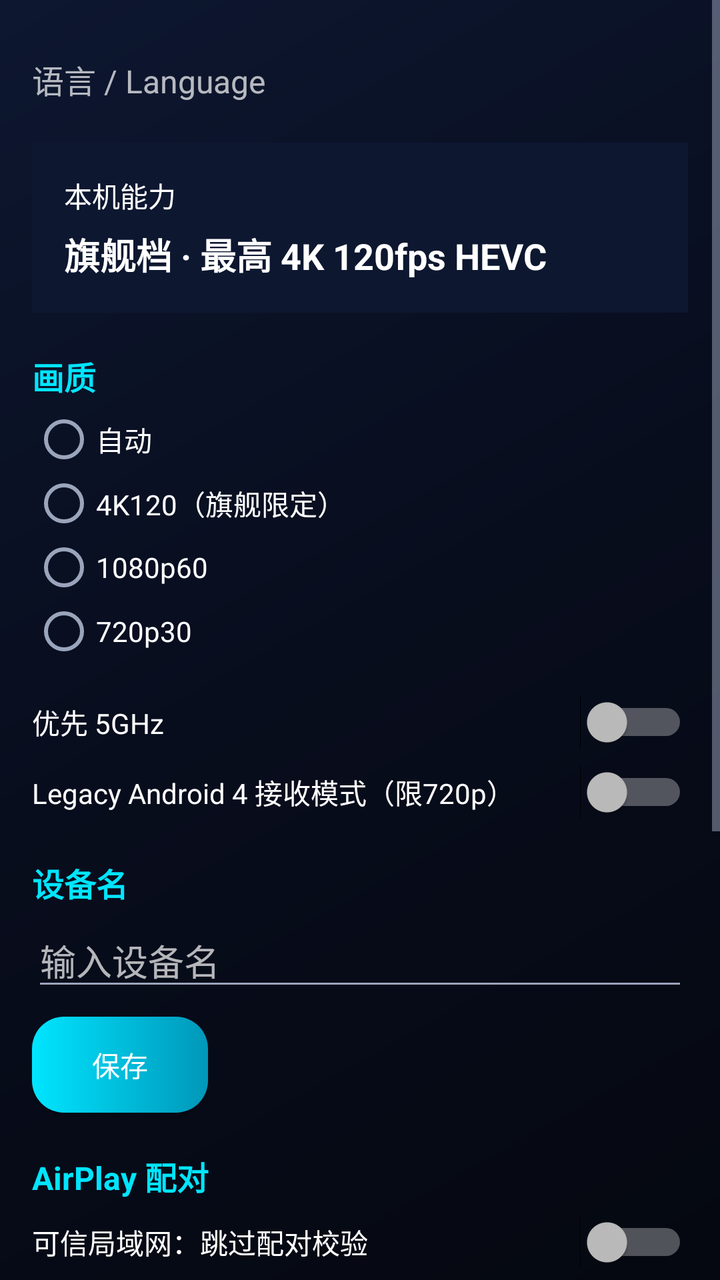
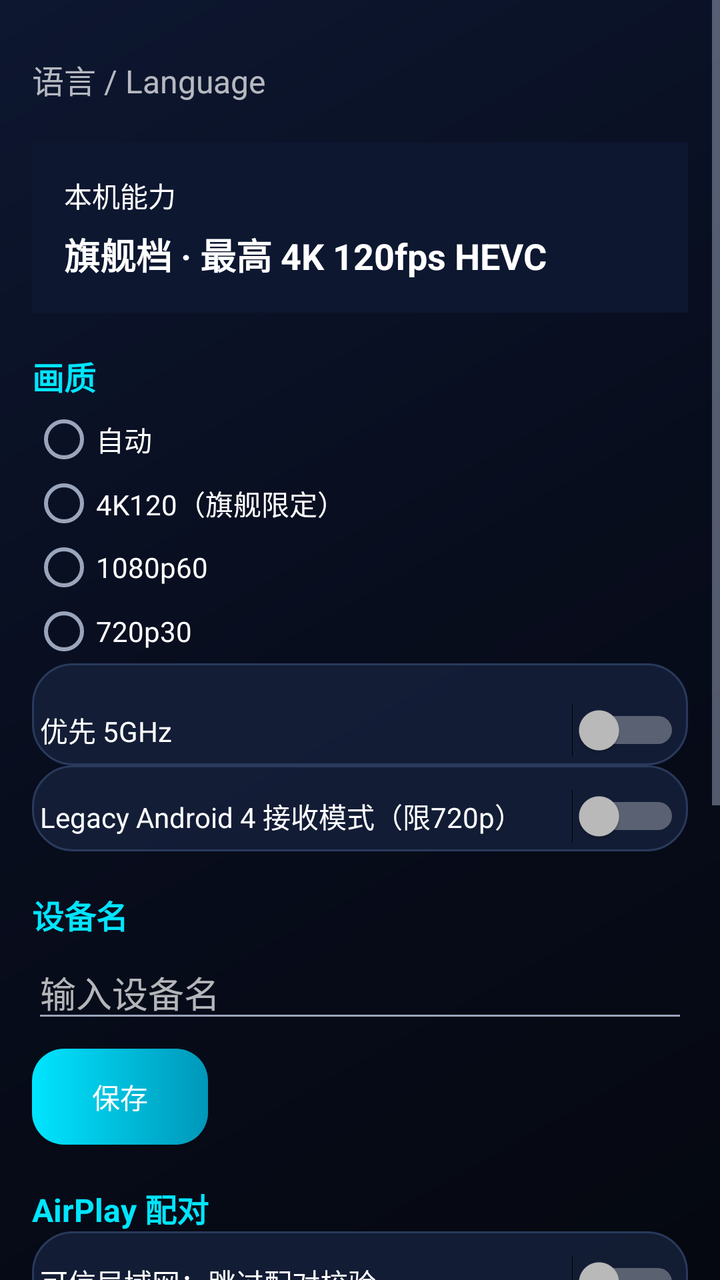

The first picture is an Android layout as it rendered before a commit; the second is the same layout after the commit. The layout source and the unified diff follow.
<!-- AndroidManifest.xml: application theme Theme.CastLink -->
<!-- res/layout/activity_settings.xml -->
<?xml version="1.0" encoding="utf-8"?>
<ScrollView xmlns:android="http://schemas.android.com/apk/res/android"
    android:layout_width="match_parent"
    android:layout_height="match_parent"
    android:background="@drawable/bg_nebula">

    <LinearLayout
        android:layout_width="match_parent"
        android:layout_height="wrap_content"
        android:orientation="vertical"
        android:padding="16dp">

        
        <LinearLayout
            android:id="@+id/row_language"
            android:layout_width="match_parent"
            android:layout_height="wrap_content"
            android:clickable="true"
            android:focusable="true"
            android:gravity="center_vertical"
            android:orientation="horizontal"
            android:paddingTop="12dp"
            android:paddingBottom="12dp">

            <TextView
                android:layout_width="0dp"
                android:layout_height="wrap_content"
                android:layout_weight="1"
                android:text="@string/setting_language_title"
                android:textSize="16sp" />

            <TextView
                android:id="@+id/tv_lang_summary"
                android:layout_width="wrap_content"
                android:layout_height="wrap_content"
                android:textColor="@color/text_secondary"
                android:textSize="14sp" />
        </LinearLayout>

        
        <LinearLayout
            android:layout_width="match_parent"
            android:layout_height="wrap_content"
            android:layout_marginTop="8dp"
            android:background="@color/deep_blue"
            android:orientation="vertical"
            android:padding="16dp">

            <TextView
                android:layout_width="wrap_content"
                android:layout_height="wrap_content"
                android:text="@string/device_capability_title"
                android:textColor="@color/white"
                android:textSize="14sp" />

            <TextView
                android:layout_width="wrap_content"
                android:layout_height="wrap_content"
                android:layout_marginTop="6dp"
                android:text="@string/device_capability_desc"
                android:textColor="@color/white"
                android:textSize="18sp"
                android:textStyle="bold" />
        </LinearLayout>

        
        <TextView
            android:layout_width="wrap_content"
            android:layout_height="wrap_content"
            android:layout_marginTop="20dp"
            android:text="@string/setting_quality_title"
            android:textSize="16sp"
            android:textStyle="bold"
            android:textColor="@color/nebula_cyan" />

        <RadioGroup
            android:id="@+id/rg_quality"
            android:layout_width="match_parent"
            android:layout_height="wrap_content"
            android:layout_marginTop="4dp"
            android:orientation="vertical">

            <RadioButton
                android:id="@+id/rb_quality_auto"
                android:layout_width="match_parent"
                android:layout_height="wrap_content"
                android:text="@string/quality_auto" />

            <RadioButton
                android:id="@+id/rb_quality_flagship"
                android:layout_width="match_parent"
                android:layout_height="wrap_content"
                android:text="@string/quality_flagship" />

            <RadioButton
                android:id="@+id/rb_quality_1080p"
                android:layout_width="match_parent"
                android:layout_height="wrap_content"
                android:text="@string/quality_1080p" />

            <RadioButton
                android:id="@+id/rb_quality_720p"
                android:layout_width="match_parent"
                android:layout_height="wrap_content"
                android:text="@string/quality_720p" />
        </RadioGroup>

        
        <Switch
            android:focusable="true"
            android:id="@+id/sw_prefer_5g"
            android:layout_width="match_parent"
            android:layout_height="wrap_content"
            android:layout_marginTop="16dp"
            android:text="@string/setting_prefer_5g" />

        <Switch
            android:focusable="true"
            android:id="@+id/sw_legacy_mode"
            android:layout_width="match_parent"
            android:layout_height="wrap_content"
            android:layout_marginTop="8dp"
            android:text="@string/setting_legacy_mode" />

        
        <TextView
            android:layout_width="wrap_content"
            android:layout_height="wrap_content"
            android:layout_marginTop="20dp"
            android:text="@string/setting_device_name"
            android:textSize="16sp"
            android:textStyle="bold"
            android:textColor="@color/nebula_cyan" />

        <EditText
            android:id="@+id/et_device_name"
            android:layout_width="match_parent"
            android:layout_height="wrap_content"
            android:layout_marginTop="4dp"
            android:hint="@string/device_name_hint"
            android:inputType="text"
            android:maxLines="1" />

        <Button
            android:id="@+id/btn_save_device_name"
            android:layout_width="wrap_content"
            android:layout_height="wrap_content"
            android:layout_marginTop="8dp"
            android:background="@drawable/bg_neon_btn"
            android:textColor="@color/white"
            android:text="@string/btn_save" />

        
        <TextView
            android:layout_width="wrap_content"
            android:layout_height="wrap_content"
            android:layout_marginTop="20dp"
            android:text="@string/setting_airplay_title"
            android:textSize="16sp"
            android:textStyle="bold"
            android:textColor="@color/nebula_cyan" />

        <Switch
            android:focusable="true"
            android:id="@+id/sw_skip_pair_verify"
            android:layout_width="match_parent"
            android:layout_height="wrap_content"
            android:layout_marginTop="8dp"
            android:text="@string/setting_skip_pair_verify"
            android:textSize="14sp" />

        <TextView
            android:layout_width="wrap_content"
            android:layout_height="wrap_content"
            android:layout_marginTop="4dp"
            android:text="@string/setting_skip_pair_verify_desc"
            android:textColor="@color/text_secondary"
            android:textSize="13sp" />

        <Button
            android:id="@+id/btn_clear_pairings"
            android:layout_width="wrap_content"
            android:layout_height="wrap_content"
            android:layout_marginTop="8dp"
            android:text="@string/btn_clear_pairings" />

        
        <TextView
            android:layout_width="wrap_content"
            android:layout_height="wrap_content"
            android:layout_marginTop="20dp"
            android:text="@string/setting_update_title"
            android:textSize="16sp"
            android:textStyle="bold"
            android:textColor="@color/nebula_cyan" />

        <TextView
            android:id="@+id/tv_update_version"
            android:layout_width="wrap_content"
            android:layout_height="wrap_content"
            android:layout_marginTop="4dp"
            android:textColor="@color/text_secondary"
            android:textSize="14sp" />

        <TextView
            android:layout_width="wrap_content"
            android:layout_height="wrap_content"
            android:layout_marginTop="4dp"
            android:text="@string/update_source"
            android:textColor="@color/text_secondary"
            android:textSize="13sp" />

        <TextView
            android:layout_width="wrap_content"
            android:layout_height="wrap_content"
            android:layout_marginTop="8dp"
            android:text="@string/update_mirror_label"
            android:textSize="14sp" />

        <Spinner
            android:id="@+id/sp_update_mirror"
            android:layout_width="match_parent"
            android:layout_height="wrap_content"
            android:layout_marginTop="4dp" />

        <LinearLayout
            android:layout_width="match_parent"
            android:layout_height="wrap_content"
            android:layout_marginTop="8dp"
            android:orientation="horizontal">

            <Button
                android:id="@+id/btn_check_update"
                android:layout_width="wrap_content"
                android:layout_height="wrap_content"
                android:text="@string/btn_check_update" />

            <Button
                android:id="@+id/btn_save_update_cfg"
                android:layout_width="wrap_content"
                android:layout_height="wrap_content"
                android:layout_marginStart="8dp"
                android:background="@drawable/bg_neon_btn"
                android:textColor="@color/white"
                android:text="@string/btn_save" />
        </LinearLayout>

        <Switch
            android:focusable="true"
            android:id="@+id/sw_auto_update"
            android:layout_width="match_parent"
            android:layout_height="wrap_content"
            android:layout_marginTop="8dp"
            android:text="@string/setting_auto_update" />
    </LinearLayout>
</ScrollView>
<!-- resources referenced by this layout -->
<resources>
  <color name="deep_blue">#0D1730</color>
  <color name="nebula_cyan">#00E5FF</color>
  <color name="text_secondary">#9AA5BC</color>
  <color name="white">#FFFFFF</color>
  <!-- drawable bg_nebula (drawable) -->
  <?xml version="1.0" encoding="utf-8"?>
  <shape xmlns:android="http://schemas.android.com/apk/res/android"
      android:shape="rectangle">
      <gradient
          android:angle="135"
          android:startColor="#050810"
          android:centerColor="#080D1D"
          android:endColor="#0D1730"
          android:type="linear" />
  </shape>
  <string name="btn_check_update">检查更新</string>
  <string name="btn_clear_pairings">清除已配对设备</string>
  <string name="btn_save">保存</string>
  <string name="device_capability_desc">旗舰档 · 最高 4K 120fps HEVC</string>
  <string name="device_capability_title">本机能力</string>
  <string name="device_name_hint">输入设备名</string>
  <string name="quality_1080p">1080p60</string>
  <string name="quality_720p">720p30</string>
  <string name="quality_auto">自动</string>
  <string name="quality_flagship">4K120（旗舰限定）</string>
  <string name="setting_airplay_title">AirPlay 配对</string>
  <string name="setting_auto_update">启动时自动检查更新（每天一次）</string>
  <string name="setting_device_name">设备名</string>
  <string name="setting_language_title">语言 / Language</string>
  <string name="setting_legacy_mode">Legacy Android 4 接收模式（限720p）</string>
  <string name="setting_prefer_5g">优先 5GHz</string>
  <string name="setting_quality_title">画质</string>
  <string name="setting_skip_pair_verify">可信局域网：跳过配对校验</string>
  <string name="setting_skip_pair_verify_desc">仅在自家可信网络开启。配对缓存损坏导致连接失败时的逃生开关。</string>
  <string name="setting_update_title">在线更新</string>
  <string name="update_mirror_label">下载镜像源</string>
  <string name="update_source">更新源：github.com/programmerguohuajing/castlink</string>
  <style name="Theme.CastLink" parent="android:Theme.Material.NoActionBar">
          <item name="android:colorPrimary">@color/nebula_cyan</item>
          <item name="android:colorPrimaryDark">@color/nebula_bg</item>
          <item name="android:colorAccent">@color/nebula_cyan</item>
          <item name="android:windowBackground">@drawable/bg_nebula</item>
          <item name="android:textColorPrimary">@color/nebula_text</item>
          <item name="android:textColorSecondary">@color/nebula_text_2ry</item>
      </style>
  <color name="nebula_bg">#050810</color>
  <color name="nebula_text">#FFFFFF</color>
  <color name="nebula_text_2ry">#9AA5BC</color>
  <!-- unchanged entries left out for length: 1 -->
</resources>

<!-- the commit's change to res/layout/activity_settings.xml (unified diff, before → after) -->
@@ -106,21 +106,43 @@
         </RadioGroup>
 
         
-        <Switch
-            android:focusable="true"
+        <LinearLayout
+            android:id="@+id/row_prefer_5g"
+            android:layout_width="match_parent"
+            android:layout_height="wrap_content"
+            android:focusable="true"
+            android:clickable="true"
+            android:background="@drawable/bg_glass_btn"
+            android:padding="4dp"
+            android:orientation="vertical">
+            <Switch
+            android:focusable="false"
+            android:clickable="false"
             android:id="@+id/sw_prefer_5g"
             android:layout_width="match_parent"
             android:layout_height="wrap_content"
             android:layout_marginTop="16dp"
             android:text="@string/setting_prefer_5g" />
-
-        <Switch
-            android:focusable="true"
+        </LinearLayout>
+
+        <LinearLayout
+            android:id="@+id/row_legacy_mode"
+            android:layout_width="match_parent"
+            android:layout_height="wrap_content"
+            android:focusable="true"
+            android:clickable="true"
+            android:background="@drawable/bg_glass_btn"
+            android:padding="4dp"
+            android:orientation="vertical">
+            <Switch
+            android:focusable="false"
+            android:clickable="false"
             android:id="@+id/sw_legacy_mode"
             android:layout_width="match_parent"
             android:layout_height="wrap_content"
             android:layout_marginTop="8dp"
             android:text="@string/setting_legacy_mode" />
+        </LinearLayout>
 
         
         <TextView
@@ -160,14 +182,25 @@
             android:textStyle="bold"
             android:textColor="@color/nebula_cyan" />
 
-        <Switch
-            android:focusable="true"
+        <LinearLayout
+            android:id="@+id/row_skip_pair_verify"
+            android:layout_width="match_parent"
+            android:layout_height="wrap_content"
+            android:focusable="true"
+            android:clickable="true"
+            android:background="@drawable/bg_glass_btn"
+            android:padding="4dp"
+            android:orientation="vertical">
+            <Switch
+            android:focusable="false"
+            android:clickable="false"
             android:id="@+id/sw_skip_pair_verify"
             android:layout_width="match_parent"
             android:layout_height="wrap_content"
             android:layout_marginTop="8dp"
             android:text="@string/setting_skip_pair_verify"
             android:textSize="14sp" />
+        </LinearLayout>
 
         <TextView
             android:layout_width="wrap_content"
@@ -245,12 +278,23 @@
                 android:text="@string/btn_save" />
         </LinearLayout>
 
-        <Switch
-            android:focusable="true"
+        <LinearLayout
+            android:id="@+id/row_auto_update"
+            android:layout_width="match_parent"
+            android:layout_height="wrap_content"
+            android:focusable="true"
+            android:clickable="true"
+            android:background="@drawable/bg_glass_btn"
+            android:padding="4dp"
+            android:orientation="vertical">
+            <Switch
+            android:focusable="false"
+            android:clickable="false"
             android:id="@+id/sw_auto_update"
             android:layout_width="match_parent"
             android:layout_height="wrap_content"
             android:layout_marginTop="8dp"
             android:text="@string/setting_auto_update" />
+        </LinearLayout>
     </LinearLayout>
 </ScrollView>
<!-- resource entries referenced after the edit -->
@@ -4,6 +4,38 @@
   <color name="nebula_cyan">#00E5FF</color>
   <color name="text_secondary">#9AA5BC</color>
   <color name="white">#FFFFFF</color>
+  <!-- drawable bg_glass_btn (drawable) -->
+  <?xml version="1.0" encoding="utf-8"?>
+  <selector xmlns:android="http://schemas.android.com/apk/res/android">
+      <item android:state_pressed="true">
+          <shape android:shape="rectangle">
+              <solid android:color="#CC0E1A30" />
+              <stroke
+                  android:width="1dp"
+                  android:color="#2A3A5C" />
+              <corners android:radius="20dp" />
+          </shape>
+      </item>
+      
+      <item android:state_focused="true">
+          <shape android:shape="rectangle">
+              <solid android:color="#CC16213C" />
+              <stroke
+                  android:width="3dp"
+                  android:color="#00E5FF" />
+              <corners android:radius="20dp" />
+          </shape>
+      </item>
+      <item>
+          <shape android:shape="rectangle">
+              <solid android:color="#CC16213C" />
+              <stroke
+                  android:width="1dp"
+                  android:color="#2A3A5C" />
+              <corners android:radius="20dp" />
+          </shape>
+      </item>
+  </selector>
   <!-- drawable bg_nebula (drawable) -->
   <?xml version="1.0" encoding="utf-8"?>
   <shape xmlns:android="http://schemas.android.com/apk/res/android"
